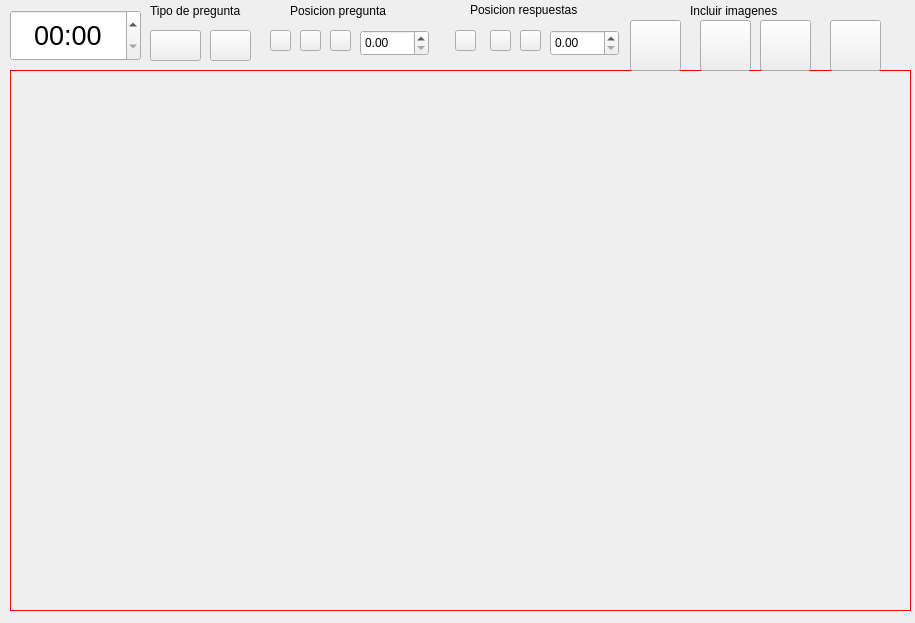
Above: DISENOS/modRespMultiples_d.ui from ronihdzz/DisenadorPreguntas before the change. Below: the same form after it.
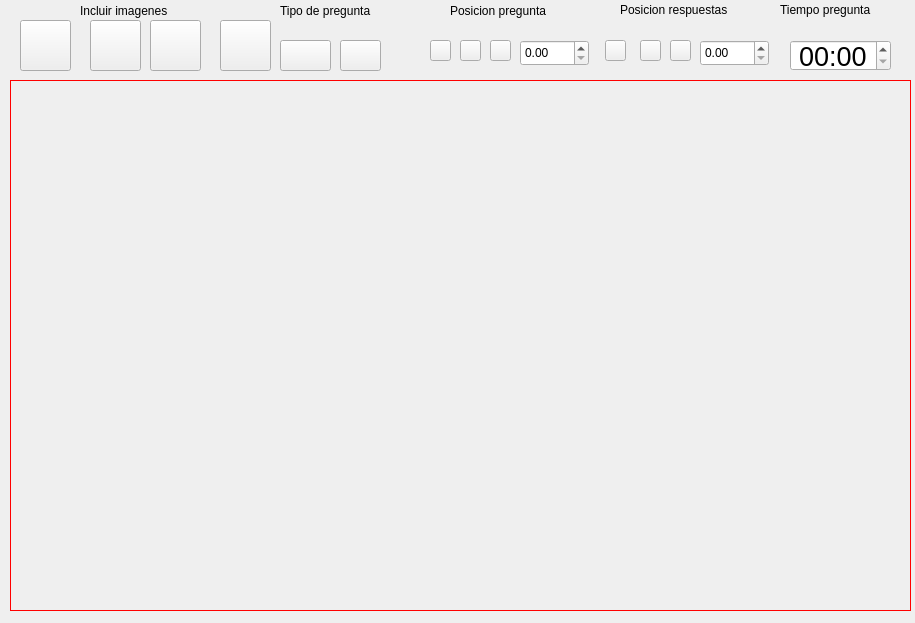
That is the form after the change. Icons and pictures are not drawn.

Commit message: Polimorfismo de preguntas de opccion multiple aplicado en todo con rotundo exito, las preguntas ya guardan las imagenes, ya podemos pasar a otro tipo de preguntas

The edit to the form file:
```diff
--- a/DISENOS/modRespMultiples_d.ui
+++ b/DISENOS/modRespMultiples_d.ui
@@ -17,9 +17,9 @@
    <property name="geometry">
     <rect>
      <x>10</x>
-     <y>70</y>
+     <y>80</y>
      <width>901</width>
-     <height>541</height>
+     <height>531</height>
     </rect>
    </property>
    <property name="toolTipDuration">
@@ -40,75 +40,11 @@
     <number>-1</number>
    </property>
   </widget>
-  <widget class="QPushButton" name="btn_pregImag0">
-   <property name="geometry">
-    <rect>
-     <x>630</x>
-     <y>20</y>
-     <width>51</width>
-     <height>51</height>
-    </rect>
-   </property>
-   <property name="styleSheet">
-    <string notr="true">border-image: url(:/alinear/ICONOS/icon_preg0.png);</string>
-   </property>
-   <property name="text">
-    <string/>
-   </property>
-  </widget>
-  <widget class="QPushButton" name="btn_pregImag50">
-   <property name="geometry">
-    <rect>
-     <x>700</x>
-     <y>20</y>
-     <width>51</width>
-     <height>51</height>
-    </rect>
-   </property>
-   <property name="styleSheet">
-    <string notr="true">border-image: url(:/alinear/ICONOS/icon_preg50.png);</string>
-   </property>
-   <property name="text">
-    <string/>
-   </property>
-  </widget>
-  <widget class="QPushButton" name="btn_pregImag75">
-   <property name="geometry">
-    <rect>
-     <x>760</x>
-     <y>20</y>
-     <width>51</width>
-     <height>51</height>
-    </rect>
-   </property>
-   <property name="styleSheet">
-    <string notr="true">border-image: url(:/alinear/ICONOS/icon_preg75.png);</string>
-   </property>
-   <property name="text">
-    <string/>
-   </property>
-  </widget>
-  <widget class="QPushButton" name="btn_pregImag100">
-   <property name="geometry">
-    <rect>
-     <x>830</x>
-     <y>20</y>
-     <width>51</width>
-     <height>51</height>
-    </rect>
-   </property>
-   <property name="styleSheet">
-    <string notr="true">border-image: url(:/alinear/ICONOS/icon_preg100.png);</string>
-   </property>
-   <property name="text">
-    <string/>
-   </property>
-  </widget>
   <widget class="QDoubleSpinBox" name="dSpin_pregTam">
    <property name="geometry">
     <rect>
-     <x>360</x>
-     <y>30</y>
+     <x>520</x>
+     <y>40</y>
      <width>69</width>
      <height>26</height>
     </rect>
@@ -117,8 +53,8 @@
   <widget class="QPushButton" name="btn_pregDer">
    <property name="geometry">
     <rect>
-     <x>330</x>
-     <y>30</y>
+     <x>490</x>
+     <y>40</y>
      <width>21</width>
      <height>21</height>
     </rect>
@@ -136,8 +72,8 @@
   <widget class="QPushButton" name="btn_pregCen">
    <property name="geometry">
     <rect>
-     <x>300</x>
-     <y>30</y>
+     <x>460</x>
+     <y>40</y>
      <width>21</width>
      <height>21</height>
     </rect>
@@ -155,8 +91,8 @@
   <widget class="QPushButton" name="btn_pregIzq">
    <property name="geometry">
     <rect>
-     <x>270</x>
-     <y>30</y>
+     <x>430</x>
+     <y>40</y>
      <width>21</width>
      <height>21</height>
     </rect>
@@ -174,10 +110,10 @@
   <widget class="QTimeEdit" name="timeEdit">
    <property name="geometry">
     <rect>
-     <x>10</x>
-     <y>10</y>
-     <width>131</width>
-     <height>51</height>
+     <x>790</x>
+     <y>40</y>
+     <width>101</width>
+     <height>31</height>
     </rect>
    </property>
    <property name="font">
@@ -198,42 +134,10 @@
     <number>0</number>
    </property>
   </widget>
-  <widget class="QPushButton" name="btn_pregOR">
-   <property name="geometry">
-    <rect>
-     <x>210</x>
-     <y>30</y>
-     <width>41</width>
-     <height>31</height>
-    </rect>
-   </property>
-   <property name="styleSheet">
-    <string notr="true">border-image: url(:/alinear/ICONOS/icon_or.png);</string>
-   </property>
-   <property name="text">
-    <string/>
-   </property>
-  </widget>
-  <widget class="QPushButton" name="btn_pregAND">
-   <property name="geometry">
-    <rect>
-     <x>150</x>
-     <y>30</y>
-     <width>51</width>
-     <height>31</height>
-    </rect>
-   </property>
-   <property name="styleSheet">
-    <string notr="true">border-image: url(:/alinear/ICONOS/icon_and.png);</string>
-   </property>
-   <property name="text">
-    <string/>
-   </property>
-  </widget>
   <widget class="QLabel" name="label_3">
    <property name="geometry">
     <rect>
-     <x>470</x>
+     <x>620</x>
      <y>0</y>
      <width>141</width>
      <height>20</height>
@@ -246,7 +150,7 @@
   <widget class="QLabel" name="label_4">
    <property name="geometry">
     <rect>
-     <x>290</x>
+     <x>450</x>
      <y>0</y>
      <width>141</width>
      <height>21</height>
@@ -256,37 +160,11 @@
     <string>Posicion pregunta</string>
    </property>
   </widget>
-  <widget class="QLabel" name="label_5">
-   <property name="geometry">
-    <rect>
-     <x>690</x>
-     <y>0</y>
-     <width>141</width>
-     <height>21</height>
-    </rect>
-   </property>
-   <property name="text">
-    <string>Incluir imagenes</string>
-   </property>
-  </widget>
-  <widget class="QLabel" name="label_6">
-   <property name="geometry">
-    <rect>
-     <x>150</x>
-     <y>0</y>
-     <width>121</width>
-     <height>21</height>
-    </rect>
-   </property>
-   <property name="text">
-    <string>Tipo de pregunta</string>
-   </property>
-  </widget>
   <widget class="QPushButton" name="btn_respCen">
    <property name="geometry">
     <rect>
-     <x>490</x>
-     <y>30</y>
+     <x>640</x>
+     <y>40</y>
      <width>21</width>
      <height>21</height>
     </rect>
@@ -301,8 +179,8 @@
   <widget class="QPushButton" name="btn_respIzq">
    <property name="geometry">
     <rect>
-     <x>455</x>
-     <y>30</y>
+     <x>605</x>
+     <y>40</y>
      <width>21</width>
      <height>21</height>
     </rect>
@@ -317,8 +195,8 @@
   <widget class="QDoubleSpinBox" name="dSpin_respTam">
    <property name="geometry">
     <rect>
-     <x>550</x>
-     <y>30</y>
+     <x>700</x>
+     <y>40</y>
      <width>69</width>
      <height>26</height>
     </rect>
@@ -327,8 +205,8 @@
   <widget class="QPushButton" name="btn_respDer">
    <property name="geometry">
     <rect>
-     <x>520</x>
-     <y>30</y>
+     <x>670</x>
+     <y>40</y>
      <width>21</width>
      <height>21</height>
     </rect>
@@ -340,6 +218,141 @@
     <string/>
    </property>
   </widget>
+  <widget class="QPushButton" name="btn_pregImag100">
+   <property name="geometry">
+    <rect>
+     <x>220</x>
+     <y>20</y>
+     <width>51</width>
+     <height>51</height>
+    </rect>
+   </property>
+   <property name="styleSheet">
+    <string notr="true">border-image: url(:/alinear/ICONOS/icon_preg100.png);</string>
+   </property>
+   <property name="text">
+    <string/>
+   </property>
+  </widget>
+  <widget class="QLabel" name="label_5">
+   <property name="geometry">
+    <rect>
+     <x>80</x>
+     <y>0</y>
+     <width>141</width>
+     <height>21</height>
+    </rect>
+   </property>
+   <property name="text">
+    <string>Incluir imagenes</string>
+   </property>
+  </widget>
+  <widget class="QPushButton" name="btn_pregImag0">
+   <property name="geometry">
+    <rect>
+     <x>20</x>
+     <y>20</y>
+     <width>51</width>
+     <height>51</height>
+    </rect>
+   </property>
+   <property name="styleSheet">
+    <string notr="true">border-image: url(:/alinear/ICONOS/icon_preg0.png);</string>
+   </property>
+   <property name="text">
+    <string/>
+   </property>
+  </widget>
+  <widget class="QPushButton" name="btn_pregImag75">
+   <property name="geometry">
+    <rect>
+     <x>150</x>
+     <y>20</y>
+     <width>51</width>
+     <height>51</height>
+    </rect>
+   </property>
+   <property name="styleSheet">
+    <string notr="true">border-image: url(:/alinear/ICONOS/icon_preg75.png);</string>
+   </property>
+   <property name="text">
+    <string/>
+   </property>
+  </widget>
+  <widget class="QPushButton" name="btn_pregImag50">
+   <property name="geometry">
+    <rect>
+     <x>90</x>
+     <y>20</y>
+     <width>51</width>
+     <height>51</height>
+    </rect>
+   </property>
+   <property name="styleSheet">
+    <string notr="true">border-image: url(:/alinear/ICONOS/icon_preg50.png);</string>
+   </property>
+   <property name="text">
+    <string/>
+   </property>
+  </widget>
+  <widget class="QPushButton" name="btn_pregAND">
+   <property name="geometry">
+    <rect>
+     <x>280</x>
+     <y>40</y>
+     <width>51</width>
+     <height>31</height>
+    </rect>
+   </property>
+   <property name="styleSheet">
+    <string notr="true">border-image: url(:/alinear/ICONOS/icon_and.png);</string>
+   </property>
+   <property name="text">
+    <string/>
+   </property>
+  </widget>
+  <widget class="QPushButton" name="btn_pregOR">
+   <property name="geometry">
+    <rect>
+     <x>340</x>
+     <y>40</y>
+     <width>41</width>
+     <height>31</height>
+    </rect>
+   </property>
+   <property name="styleSheet">
+    <string notr="true">border-image: url(:/alinear/ICONOS/icon_or.png);</string>
+   </property>
+   <property name="text">
+    <string/>
+   </property>
+  </widget>
+  <widget class="QLabel" name="label_6">
+   <property name="geometry">
+    <rect>
+     <x>280</x>
+     <y>0</y>
+     <width>121</width>
+     <height>21</height>
+    </rect>
+   </property>
+   <property name="text">
+    <string>Tipo de pregunta</string>
+   </property>
+  </widget>
+  <widget class="QLabel" name="label_7">
+   <property name="geometry">
+    <rect>
+     <x>780</x>
+     <y>0</y>
+     <width>121</width>
+     <height>20</height>
+    </rect>
+   </property>
+   <property name="text">
+    <string>Tiempo pregunta</string>
+   </property>
+  </widget>
  </widget>
  <resources>
   <include location="../imagenes.qrc"/>
```
The commit also changes 22 other files.
